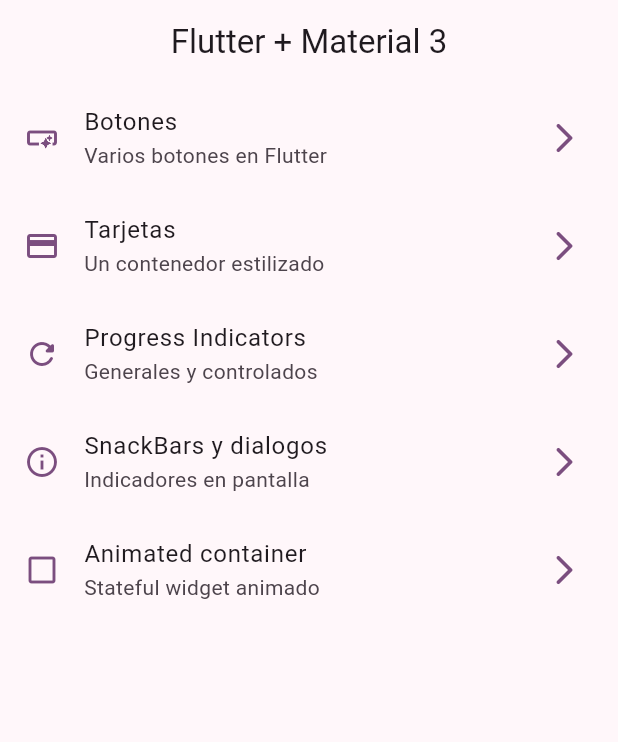
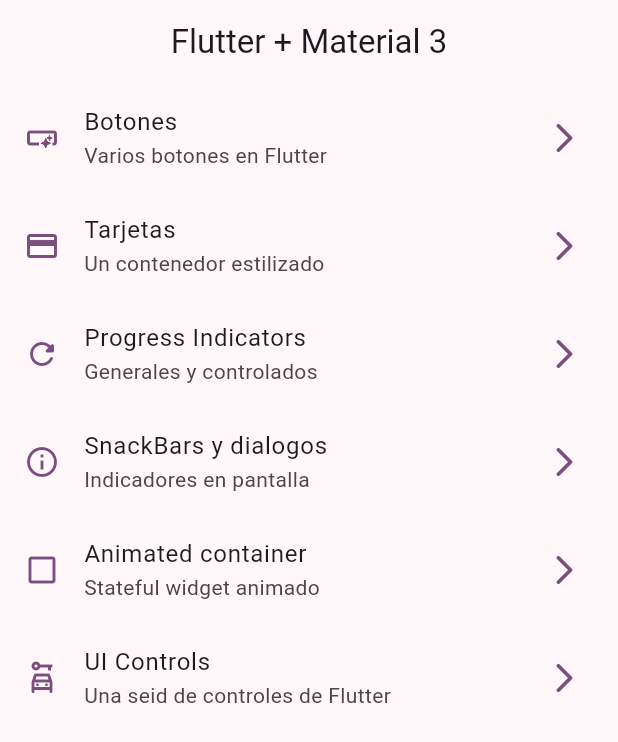
Before and after one commit to IngridFLG/widget_app, a Flutter app: the screen it shows after launch, on a phone screen of 412 x 824 dp. Shown: the top 742 px of the screen. Run offline on Flutter 3.47's test engine with Material 2 defaults, Android fonts, the phone set to English and light mode, and no system bars; our stand-ins replace go_router.

Commit message:
ui controls empezado

```diff
--- a/lib/config/menu/menu_items.dart
+++ b/lib/config/menu/menu_items.dart
@@ -53,4 +53,11 @@ const appMenuItems = <MenuItem>[
       icon: Icons.check_box_outline_blank
     ),
 
+    MenuItem(
+      title: 'UI Controls',
+      subtitle: 'Una seid de controles de Flutter',
+      link: '/ui-controls',
+      icon: Icons.car_rental_outlined
+    ),
+
 ];
--- a/lib/config/router/app_router.dart
+++ b/lib/config/router/app_router.dart
@@ -39,5 +39,11 @@ final appRouter = GoRouter(
       builder: (context, state) => const AnimatedScreen(),
     ),
 
+    GoRoute(
+      path: '/ui-controls',
+      name: UiControlScreen.name,
+      builder: (context, state) => const UiControlScreen(),
+    ),
+
   ],
 );
```
Also changed, not shown: lib/presentation/screens/ui_controls/ui_controls_screen.dart (+30 -1 lines).
